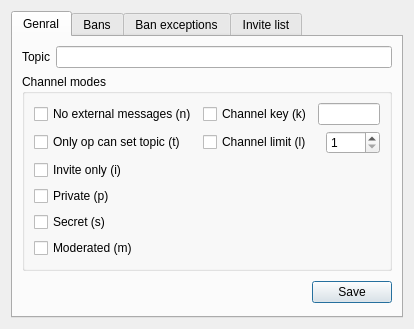
Above: ichanconfig.ui from daniel-Jones/IdealIRC before the change. Below: the same form after it.
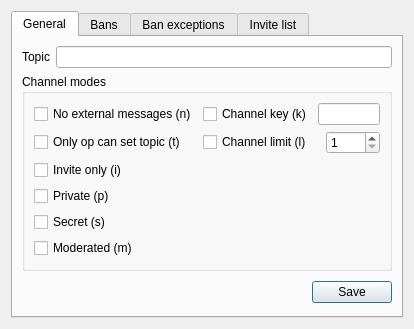
That is the form after the change. Icons and pictures are not drawn.

```diff
--- a/ichanconfig.ui
+++ b/ichanconfig.ui
@@ -21,7 +21,7 @@
      </property>
      <widget class="QWidget" name="tab_general">
       <attribute name="title">
-       <string>Genral</string>
+       <string>General</string>
       </attribute>
       <layout class="QGridLayout" name="gridLayout">
        <item row="1" column="1" colspan="2">
```
